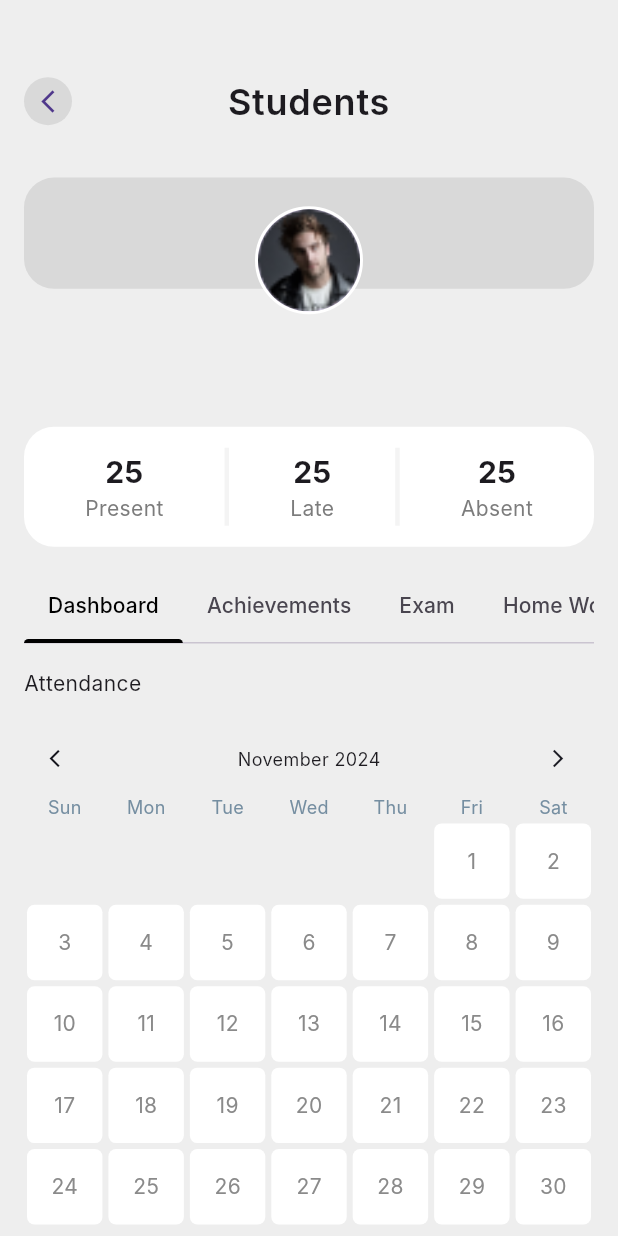
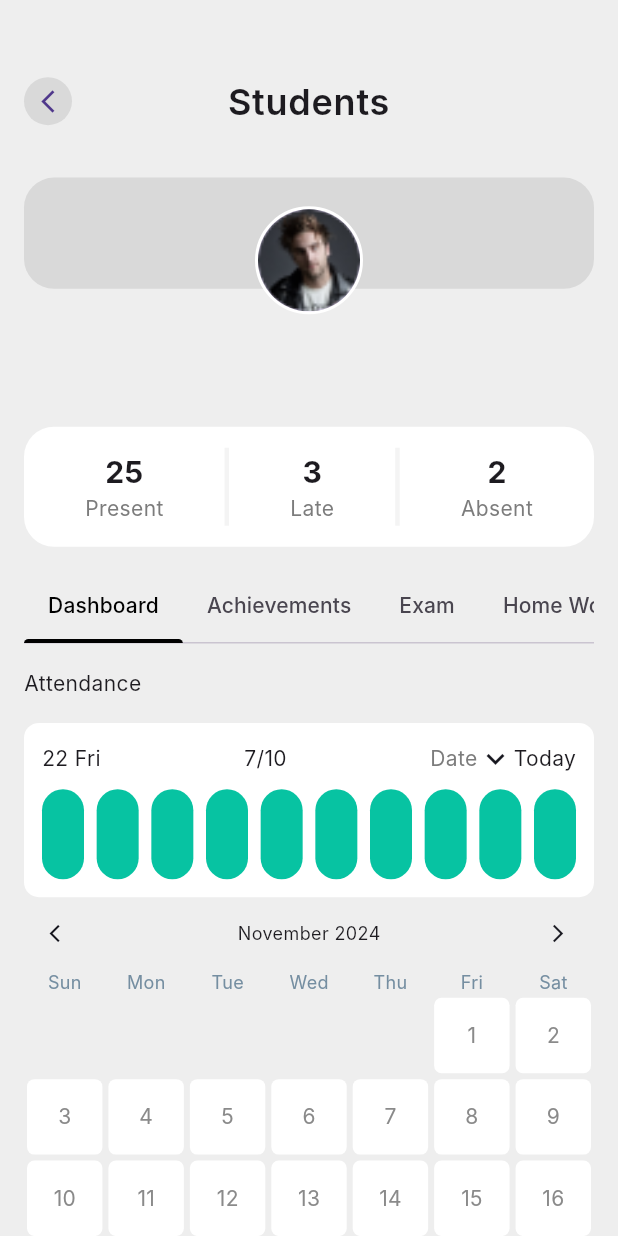
Before and after one commit to altezzai/acadobs, a Flutter app: the StudentDetailPage screen opened directly with empty values, on a phone screen of 412 x 824 dp. Run offline on Flutter 3.47's test engine with Material 3 defaults, Android fonts, the phone set to English and light mode, and no system bars; our stand-ins replace dio, file_picker, flutter_heatmap_calendar, flutter_rating_bar, go_router, permission_handler and 1 more; network calls fail; Roboto replaces fonts that are missing (Inter).

Commit message:
student details desing

```diff
--- a/lib/core/shared_widgets/profile_container.dart
+++ b/lib/core/shared_widgets/profile_container.dart
@@ -6,11 +6,17 @@ class ProfileContainer extends StatelessWidget {
   final String imagePath;
   final String? description;
   final String name;
+  final String present;
+  final String absent;
+  final String late;
   const ProfileContainer(
       {super.key,
       required this.imagePath,
       this.description,
-      required this.name});
+      required this.name,
+      required this.present,
+      required this.absent,
+      required this.late});
 
   @override
   Widget build(BuildContext context) {
@@ -76,19 +82,19 @@ class ProfileContainer extends StatelessWidget {
           child: Row(
             mainAxisAlignment: MainAxisAlignment.spaceEvenly,
             children: [
-              _numberColumn(number: "25", subText: "Present"),
+              _numberColumn(number: present, subText: "Present"),
               Container(
                 padding: EdgeInsets.symmetric(vertical: 26),
                 width: 3,
                 color: Color(0xFFF4F4F4),
               ),
-              _numberColumn(number: "25", subText: "Late"),
+              _numberColumn(number: late, subText: "Late"),
               Container(
                 padding: EdgeInsets.symmetric(vertical: 26),
                 width: 3,
                 color: Color(0xFFF4F4F4),
               ),
-              _numberColumn(number: "25", subText: "Absent"),
+              _numberColumn(number: absent, subText: "Absent"),
             ],
           ),
         )
--- /dev/null
+++ b/lib/features/admin/student/widgets/daily_attendance_container.dart
@@ -0,0 +1,60 @@
+import 'package:flutter/material.dart';
+import 'package:school_app/base/utils/responsive.dart';
+
+class DailyAttendanceContainer extends StatelessWidget {
+  const DailyAttendanceContainer({super.key});
+
+  @override
+  Widget build(BuildContext context) {
+    return Container(
+      padding: const EdgeInsets.all(12),
+      decoration: BoxDecoration(
+        color: Colors.white,
+        borderRadius: BorderRadius.circular(10),
+      ),
+      child: Column(
+        children: [
+          Row(
+            mainAxisAlignment: MainAxisAlignment.spaceBetween,
+            children: [
+              const Text("22 Fri"),
+              const Text("7/10"),
+              Row(
+                children: const [
+                  Text(
+                    "Date",
+                    style: TextStyle(color: Color(0xFF7C7C7C)),
+                  ),
+                  Icon(Icons.keyboard_arrow_down_outlined),
+                  Text("Today"),
+                ],
+              ),
+            ],
+          ),
+          SizedBox(
+            height: Responsive.height * 1,
+          ),
+          Row(
+            mainAxisAlignment: MainAxisAlignment.spaceBetween,
+            children: List.generate(
+              10, // Number of items
+              (index) => _periodStatus(),
+            ),
+          ),
+        ],
+      ),
+    );
+  }
+
+  Widget _periodStatus() {
+    return Container(
+      // margin: const EdgeInsets.symmetric(horizontal: 4),
+      height: 60,
+      width: 28,
+      decoration: BoxDecoration(
+        borderRadius: BorderRadius.circular(30),
+        color: const Color(0xFF07C3A2),
+      ),
+    );
+  }
+}
```
Also changed, not shown: lib/features/admin/student/screens/studentdetails.dart (+9 -66 lines).
